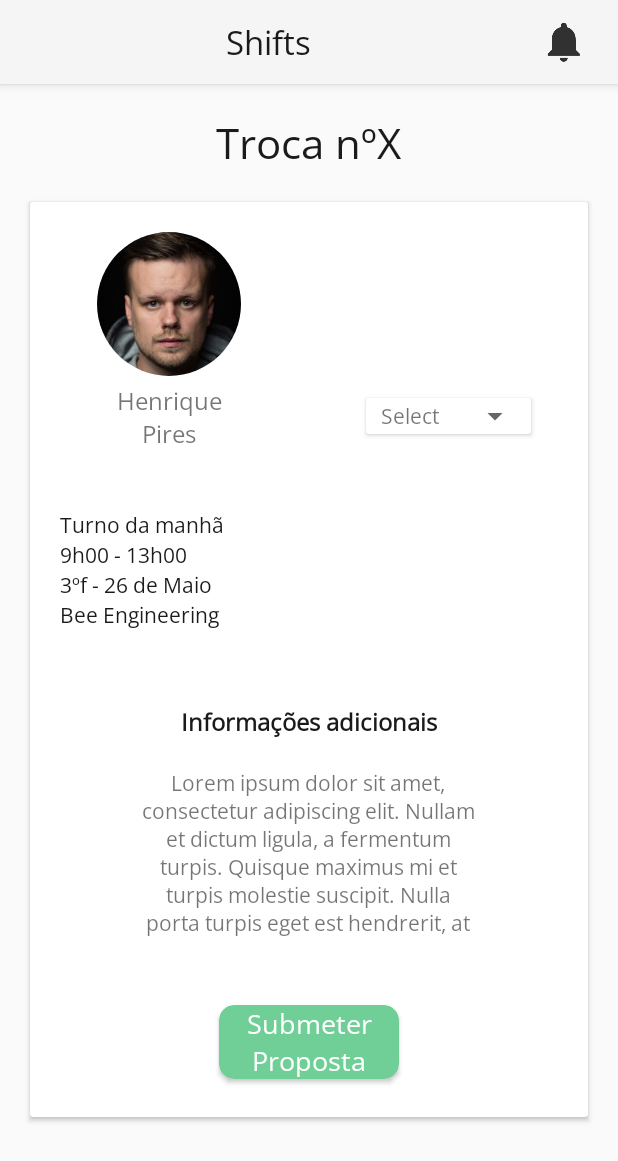
After one commit to Btweety/LoginScreen, an Android app: the SubmeterTrocaActivity screen opened directly, with no data from a screen before it, on a phone screen of 412 x 824 dp. The commit adds this screen. Shown: the top 1161 px of the screen. Run offline under Robolectric (Android 15) with nearby library versions, the phone set to English and light mode, and no system bars; our stand-ins replace CircleImageView.

Commit message:
Layout da Activity de Submeter Troca finalizado

```diff
--- a/app/src/main/AndroidManifest.xml
+++ b/app/src/main/AndroidManifest.xml
@@ -33,7 +33,8 @@
             android:resource="@array/preloaded_fonts" />
 
         <activity android:name=".TrocaActivity" />
-        <activity android:name=".DiaHorarioActivity"></activity>
+        <activity android:name=".DiaHorarioActivity" />
+        <activity android:name=".SubmeterTrocaActivity"></activity>
     </application>
 
 </manifest>
--- a/app/src/main/java/com/example/android/loginscreen/HomeActivity.java
+++ b/app/src/main/java/com/example/android/loginscreen/HomeActivity.java
@@ -29,7 +29,7 @@ public class HomeActivity extends AppCompatActivity {
     private NavigationView navigationView;
 
     @Override
-    protected void onCreate(Bundle savedInstanceState) {
+    protected void onCreate(final Bundle savedInstanceState) {
         super.onCreate(savedInstanceState);
         setContentView(R.layout.activity_home);
 
@@ -74,6 +74,9 @@ public class HomeActivity extends AppCompatActivity {
                     case R.id.nav_item_teste:
                         startActivity(new Intent(HomeActivity.this, TrocaActivity.class));
                         break;
+                    case R.id.nav_item_teste2:
+                        startActivity(new Intent(HomeActivity.this, SubmeterTrocaActivity.class));
+                        break;
                 }
                 /** instanciar o fragmento **/
                 try {
--- /dev/null
+++ b/app/src/main/java/com/example/android/loginscreen/SubmeterTrocaActivity.java
@@ -0,0 +1,13 @@
+package com.example.android.loginscreen;
+
+import android.support.v7.app.AppCompatActivity;
+import android.os.Bundle;
+
+public class SubmeterTrocaActivity extends AppCompatActivity {
+
+    @Override
+    protected void onCreate(Bundle savedInstanceState) {
+        super.onCreate(savedInstanceState);
+        setContentView(R.layout.activity_submeter_troca);
+    }
+}
--- /dev/null
+++ b/app/src/main/res/layout/activity_submeter_troca.xml
@@ -0,0 +1,252 @@
+<?xml version="1.0" encoding="utf-8"?>
+<ScrollView xmlns:android="http://schemas.android.com/apk/res/android"
+    xmlns:app="http://schemas.android.com/apk/res-auto"
+    xmlns:tools="http://schemas.android.com/tools"
+    android:layout_width="match_parent"
+    android:layout_height="match_parent"
+    tools:context=".TrocaActivity">
+
+    <RelativeLayout
+        android:layout_width="match_parent"
+        android:layout_height="match_parent">
+
+        <android.support.design.widget.AppBarLayout
+            android:layout_width="match_parent"
+            android:layout_height="wrap_content"
+            android:id="@+id/appbar">
+            <include
+                layout="@layout/toolb" />
+        </android.support.design.widget.AppBarLayout>
+
+        <TextView
+            android:id="@+id/tv_numero_troca"
+            android:layout_width="wrap_content"
+            android:layout_height="wrap_content"
+            android:layout_centerHorizontal="true"
+            android:layout_below="@id/appbar"
+            android:layout_marginTop="20dp"
+            android:text="Troca nºX"
+            android:textSize="28sp"
+            android:textColor="@color/dark"
+            />
+
+        <android.support.v7.widget.CardView
+            android:id="@+id/card_pedidos"
+            android:layout_width="match_parent"
+            android:layout_height="wrap_content"
+            android:layout_marginLeft="20dp"
+            android:layout_marginRight="20dp"
+            android:layout_marginBottom="30dp"
+            android:layout_below="@+id/tv_numero_troca"
+            android:layout_marginTop="20dp">
+
+            <RelativeLayout
+                android:layout_width="match_parent"
+                android:layout_height="match_parent">
+
+                <LinearLayout
+                    android:id="@+id/linear_layout_troca"
+                    android:layout_width="match_parent"
+                    android:layout_height="wrap_content"
+                    android:orientation="horizontal"
+                    android:baselineAligned="false">
+
+
+
+                    <RelativeLayout
+                        android:layout_width="match_parent"
+                        android:layout_height="wrap_content"
+                        android:id="@+id/layout_esquerda"
+                        android:layout_weight="1">
+
+                        <de.hdodenhof.circleimageview.CircleImageView
+                            android:id="@+id/profile_image_left"
+                            android:layout_width="96dp"
+                            android:layout_height="96dp"
+                            android:src="@drawable/profile"
+                            android:layout_centerHorizontal="true"
+                            android:layout_marginTop="20dp"/>
+
+                        <TextView
+                            android:id="@+id/nome_left"
+                            android:layout_width="72dp"
+                            android:layout_height="wrap_content"
+                            android:layout_below="@+id/profile_image_left"
+                            android:layout_centerHorizontal="true"
+                            android:layout_marginTop="5dp"
+                            android:text="Henrique Pires"
+                            android:textSize="16sp"
+                            android:maxLines="2"
+                            android:textAlignment="center"
+                            />
+
+                        <TextView
+                            android:id="@+id/turno_left"
+                            android:layout_width="wrap_content"
+                            android:layout_height="wrap_content"
+                            android:text="Turno da manhã"
+                            android:layout_below="@id/nome_left"
+                            android:layout_marginTop="40dp"
+                            android:layout_marginLeft="20dp"
+                            android:textColor="@color/dark"/>
+                        <TextView
+                            android:id="@+id/horas_left"
+                            android:layout_width="wrap_content"
+                            android:layout_height="wrap_content"
+                            android:text="9h00 - 13h00"
+                            android:layout_below="@id/turno_left"
+                            android:layout_marginLeft="20dp"
+                            android:textColor="@color/dark"/>
+                        <TextView
+                            android:id="@+id/data_left"
+                            android:layout_width="wrap_content"
+                            android:layout_height="wrap_content"
+                            android:text="3ºf - 26 de Maio"
+                            android:layout_below="@id/horas_left"
+                            android:layout_marginLeft="20dp"
+                            android:textColor="@color/dark"/>
+
+                        <TextView
+                            android:id="@+id/empresa_left"
+                            android:layout_width="wrap_content"
+                            android:layout_height="wrap_content"
+                            android:text="Bee Engineering"
+                            android:layout_below="@id/data_left"
+                            android:layout_marginLeft="20dp"
+                            android:textColor="@color/dark"/>
+
+                    </RelativeLayout>
+
+
+                    <RelativeLayout
+                        android:layout_width="match_parent"
+                        android:layout_height="match_parent"
+                        android:id="@+id/layout_direita"
+                        android:layout_weight="1">
+
+                        <android.support.v7.widget.CardView
+                            android:layout_width="110dp"
+                            android:layout_height="wrap_content"
+                            android:layout_centerInParent="true">
+
+                            <RelativeLayout
+                                android:layout_width="match_parent"
+                                android:layout_height="match_parent">
+
+                                <TextView
+                                    android:id="@+id/tv_select"
+                                    android:layout_width="wrap_content"
+                                    android:layout_height="wrap_content"
+                                    android:text="Select"
+                                    android:layout_centerVertical="true"
+                                    android:layout_marginLeft="10dp"
+                                    android:textAlignment="center" />
+
+                                <Spinner
+                                    android:id="@+id/select_person"
+                                    android:layout_alignParentRight="true"
+                                    android:layout_width="wrap_content"
+                                    android:layout_height="wrap_content"
+                                    android:layout_centerInParent="true">
+
+                                </Spinner>
+
+                            </RelativeLayout>
+
+
+
+                        </android.support.v7.widget.CardView>
+
+
+
+
+
+
+
+
+
+
+
+                    </RelativeLayout>
+
+
+                </LinearLayout>
+
+
+                <RelativeLayout
+                    android:id="@+id/layout_info_adicionais"
+                    android:layout_below="@+id/linear_layout_troca"
+                    android:layout_width="match_parent"
+                    android:layout_height="wrap_content">
+
+                    <TextView
+                        android:id="@+id/tv_info_adicionais"
+                        android:layout_width="wrap_content"
+                        android:layout_height="wrap_content"
+                        android:layout_marginTop="50dp"
+                        android:layout_centerHorizontal="true"
+                        android:text="Informações adicionais"
+                        android:textColor="@color/dark"
+                        android:textStyle="bold"
+                        android:textSize="16sp"/>
+
+                    <TextView
+                        android:layout_width="230dp"
+                        android:layout_height="wrap_content"
+                        android:layout_below="@+id/tv_info_adicionais"
+                        android:maxLines="6"
+                        android:layout_centerHorizontal="true"
+                        android:layout_marginTop="20dp"
+                        android:textAlignment="center"
+                        android:text="Lorem ipsum dolor sit amet, consectetur adipiscing elit. Nullam et dictum ligula, a fermentum turpis. Quisque maximus mi et turpis molestie suscipit. Nulla porta turpis eget est hendrerit, at pretium urna euismod. Phasellus luctus luctus orci, at tempus magna. Aliquam congue leo ut est semper"/>
+
+                </RelativeLayout>
+
+                <LinearLayout
+                    android:layout_below="@+id/layout_info_adicionais"
+                    android:id="@+id/linear_layout_troca_cards"
+                    android:layout_width="match_parent"
+                    android:layout_height="wrap_content"
+                    android:orientation="horizontal"
+                    android:baselineAligned="false"
+                    android:layout_marginTop="20dp">
+
+
+
+                    <RelativeLayout
+                        android:layout_width="match_parent"
+                        android:layout_height="100dp"
+                        android:layout_below="@+id/layout_info_adicionais"
+                        android:layout_weight="1">
+
+                        <android.support.v7.widget.CardView
+                            android:layout_width="120dp"
+                            android:layout_height="wrap_content"
+                            android:backgroundTint="@color/cardAceitar"
+                            android:layout_centerInParent="true"
+                            app:cardCornerRadius="10dp">
+                            <RelativeLayout
+                                android:layout_width="match_parent"
+                                android:layout_height="match_parent">
+
+                                <TextView
+                                    android:layout_width="wrap_content"
+                                    android:layout_height="wrap_content"
+                                    android:text="Submeter Proposta"
+                                    android:textColor="@color/white"
+                                    android:textSize="18sp"
+                                    android:textAlignment="center"/>
+
+                            </RelativeLayout>
+
+                        </android.support.v7.widget.CardView>
+
+                    </RelativeLayout>
+                </LinearLayout>
+            </RelativeLayout>
+
+        </android.support.v7.widget.CardView>
+    </RelativeLayout>
+
+
+</ScrollView>
--- a/app/src/main/res/layout/espera_aprovacao_card.xml
+++ b/app/src/main/res/layout/espera_aprovacao_card.xml
@@ -20,6 +20,7 @@
             android:layout_marginStart="5dp"
             android:layout_height="wrap_content"
             android:text="Quim Barreiros"
+            android:textColor="@color/dark"
             android:textAlignment="center"
             android:textSize="12sp"/>
 
@@ -44,20 +45,23 @@
                 android:paddingBottom="5dp"
                 android:textSize="10sp"
                 android:layout_height="wrap_content"
-                android:text="Turno da Manha - 9h00 ás 13h00"/>
+                android:text="Turno da Manha - 9h00 ás 13h00"
+                android:textColor="@color/dark"/>
             <TextView
                 android:id="@+id/data_aprove"
                 android:layout_width="wrap_content"
                 android:layout_height="wrap_content"
                 android:textSize="10sp"
-                android:text="Terça Feira dia 21 de Maio de 2018"/>
+                android:text="Terça Feira dia 21 de Maio de 2018"
+                android:textColor="@color/dark"/>
 
             <TextView
                 android:id="@+id/preferencia_aprove"
                 android:layout_width="wrap_content"
                 android:layout_height="wrap_content"
                 android:textSize="10sp"
-                android:text="Preferencia: noite"/>
+                android:text="Preferencia: noite"
+                android:textColor="@color/dark"/>
         </LinearLayout>
 
         <android.support.v7.widget.CardView
--- a/app/src/main/res/menu/nav_menu.xml
+++ b/app/src/main/res/menu/nav_menu.xml
@@ -15,7 +15,10 @@
 
 
         <item android:id="@+id/nav_item_teste"
-            android:title="ACTIVITY TROCA" />
+            android:title="TROCA RECEBIDA" />
+
+        <item android:id="@+id/nav_item_teste2"
+            android:title="SUBMETER TROCA" />
     </group>
 
     <group
```
